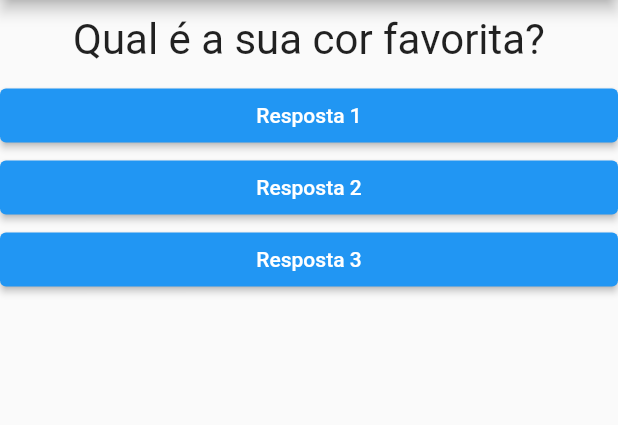
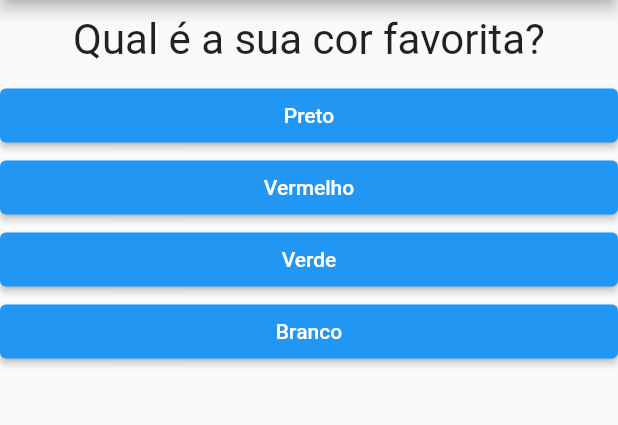
Before and after one commit to BoanergesJunior/flutter-learning, a Flutter app: the screen it shows after launch, on a phone screen of 412 x 824 dp, the part 84-509 px from its top. Run offline on Flutter 3.47's test engine with Material 2 defaults, Android fonts, the phone set to English and light mode, and no system bars.

Commit message:
Questionario and resultado widget created

```diff
--- /dev/null
+++ b/projeto_perguntas/lib/Questionario.dart
@@ -0,0 +1,33 @@
+import 'package:flutter/material.dart';
+import './questao.dart';
+import './respostas.dart';
+
+class Questionario2 extends StatelessWidget {
+  final List<Map<String, Object>> perguntas;
+  final int perguntaSelecionada;
+  final void Function() responder;
+
+  Questionario2(
+    this.perguntas,
+    this.perguntaSelecionada,
+    this.responder,
+  );
+
+  bool get temPerguntaSelecionada {
+    return perguntaSelecionada < perguntas.length;
+  }
+
+  @override
+  Widget build(BuildContext context) {
+    List<String> respostas = temPerguntaSelecionada
+        ? perguntas[perguntaSelecionada].cast()['resposta']
+        : [];
+
+    return Column(
+      children: [
+        Questao(perguntas[perguntaSelecionada]['texto'].toString()),
+        ...respostas.map((texto) => Respostas(texto, responder)).toList()
+      ],
+    );
+  }
+}
--- a/projeto_perguntas/lib/main.dart
+++ b/projeto_perguntas/lib/main.dart
@@ -1,38 +1,51 @@
 import 'package:flutter/material.dart';
-import './questao.dart';
-import './respostas.dart';
+import 'package:projeto_perguntas/Questionario.dart';
+import 'package:projeto_perguntas/Questionario.dart';
+import './resultado.dart';
+import './Questionario.dart';
 
 main() => runApp(PerguntaApp());
 
 class _PerguntaAppState extends State<PerguntaApp> {
   var _perguntaSelecionada = 0;
+
+  final List<Map<String, Object>> _perguntas = const [
+    {
+      'texto': 'Qual é a sua cor favorita?',
+      'resposta': ['Preto', 'Vermelho', 'Verde', 'Branco']
+    },
+    {
+      'texto': 'Qual é o seu animal favorito?',
+      'resposta': ['Coelho', 'Cobra', 'Elefante', 'Leão']
+    },
+    {
+      'texto': 'Qual o seu instrutor favorito?',
+      'resposta': ['Maria', 'João', 'Leo', 'Pedro']
+    }
+  ];
+
   void _responder() {
+    if (temPerguntaSelecionada) {
       setState(() {
         _perguntaSelecionada++;
       });
     }
+  }
+
+  bool get temPerguntaSelecionada {
+    return _perguntaSelecionada < _perguntas.length;
+  }
 
   @override
   Widget build(BuildContext context) {
-    final perguntas = [
-      'Qual é a sua cor favorita?',
-      'Qual é o seu animal favorito?',
-    ];
-
     return MaterialApp(
         home: Scaffold(
             appBar: AppBar(
               title: Text('Perguntas'),
             ),
-      body: Column(
-        children: [
-          Questao(perguntas[_perguntaSelecionada]),
-          Respostas('Resposta 1', _responder),
-          Respostas('Resposta 2', _responder),
-          Respostas('Resposta 3', _responder),
-        ],
-      ),
-    ));
+            body: temPerguntaSelecionada ? Questionario2(_perguntas, _perguntaSelecionada, _responder) : Resultado()
+        )
+    );
   }
 }
 
--- /dev/null
+++ b/projeto_perguntas/lib/resultado.dart
@@ -0,0 +1,14 @@
+import 'package:flutter/material.dart';
+
+class Resultado extends StatelessWidget {
+
+  @override
+  Widget build(BuildContext context) {
+    return Center(
+      child: Text(
+        'Parabéns!!',
+        style: TextStyle(fontSize: 28),
+      ),
+    );
+  }
+}
```
Lines whose indentation alone changed are shown as unchanged.
